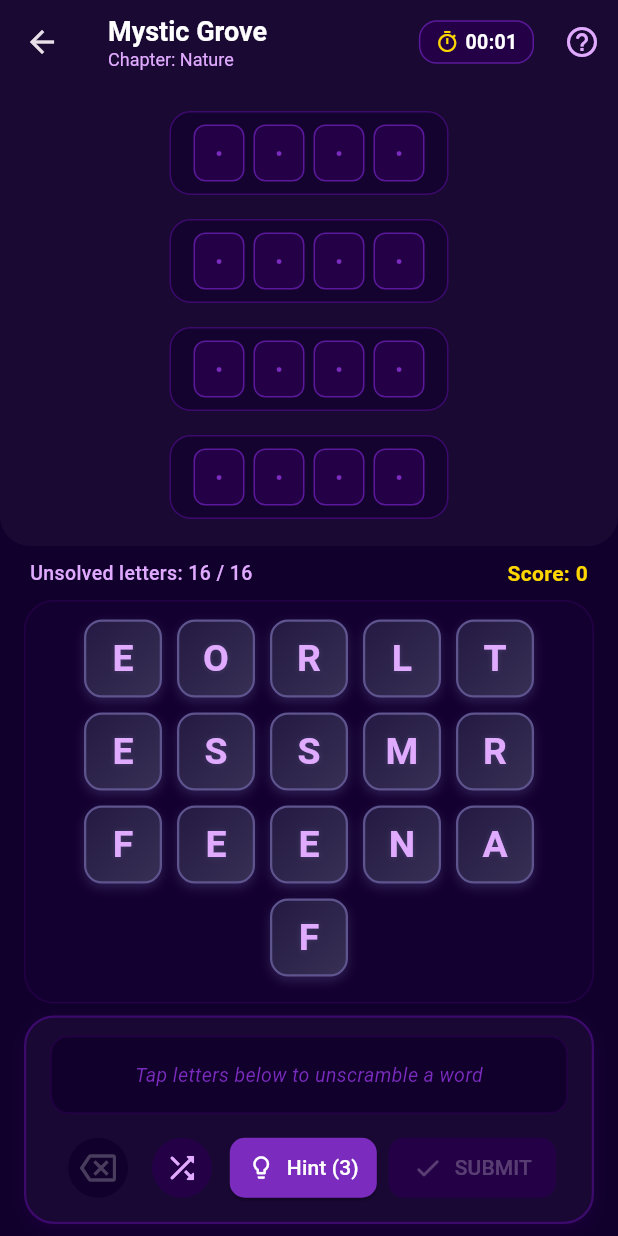
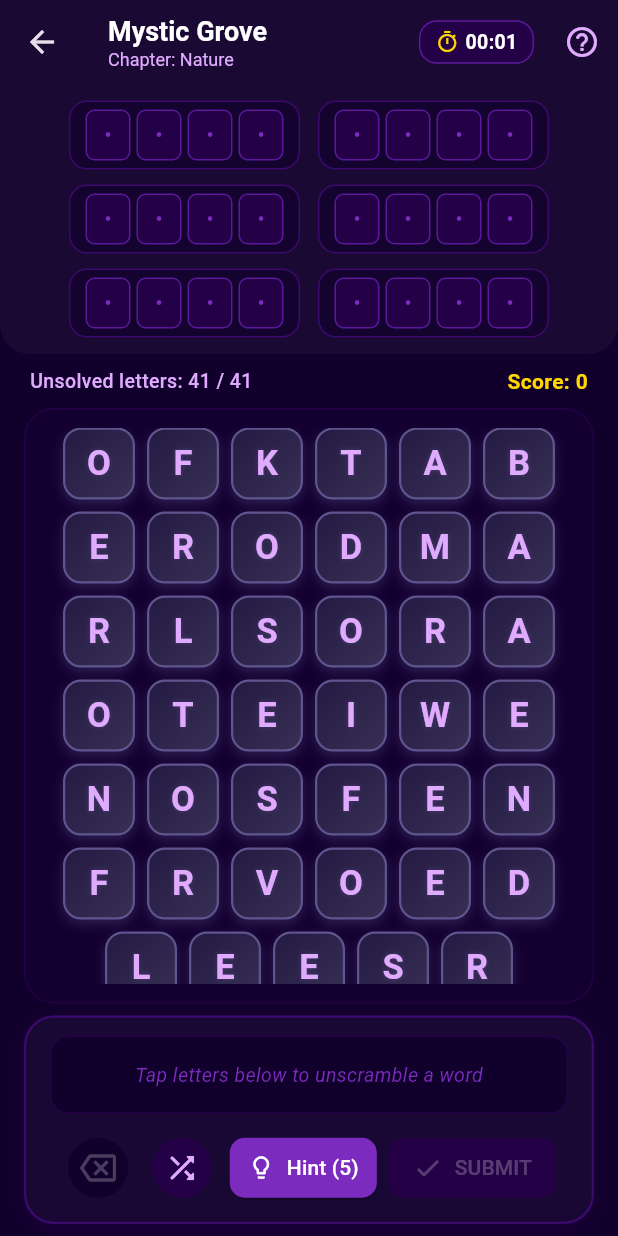
Before and after one commit to drayze/letter_in_the_myst, a Flutter app: the screen it shows after launch, after a tap on an icon or button, on a phone screen of 412 x 824 dp. Run offline on Flutter 3.47's test engine with Material 3 defaults, Android fonts, the phone set to English and light mode, and no system bars.

Commit message:
Set all levels to contain ten hidden words. Added scroll constraints to the secret word panel and altered the padding and margins to better display the word slots on the screen

```diff
--- a/lib/data/levels_data.dart
+++ b/lib/data/levels_data.dart
@@ -6,100 +6,342 @@ class LevelsData {
       id: 1,
       name: 'Mystic Grove',
       category: 'Nature',
-      words: ['LEAF', 'TREE', 'MOSS', 'FERN'],
+      words: [
+        'LEAF',
+        'TREE',
+        'MOSS',
+        'FERN',
+        'BARK',
+        'ROOT',
+        'WOOD',
+        'FLORA',
+        'VINE',
+        'SEED',
+      ],
       description: 'Unscramble the secrets hidden within the enchanted grove.',
     ),
     Level(
       id: 2,
       name: 'Ancient Library',
       category: 'Wisdom',
-      words: ['BOOK', 'RUNE', 'TOME', 'PAGE'],
+      words: [
+        'BOOK',
+        'RUNE',
+        'TOME',
+        'PAGE',
+        'TEXT',
+        'INK',
+        'QUILL',
+        'SCROLL',
+        'SHELF',
+        'READ',
+      ],
       description: 'Dusty scrolls hold forgotten letters waiting to be revealed.',
     ),
     Level(
       id: 3,
       name: 'Celestial Night',
       category: 'Cosmic',
-      words: ['STAR', 'MOON', 'GLOW', 'DUSK'],
+      words: [
+        'STAR',
+        'MOON',
+        'GLOW',
+        'DUSK',
+        'HALO',
+        'DARK',
+        'NIGHT',
+        'BEAM',
+        'SKY',
+        'AURA',
+      ],
       description: 'Look to the night sky to find the glowing starlight words.',
     ),
     Level(
       id: 4,
       name: 'Crystal Cavern',
       category: 'Elements',
-      words: ['GEM', 'RUBY', 'MIST', 'STONE'],
+      words: [
+        'GEM',
+        'RUBY',
+        'MIST',
+        'STONE',
+        'JADE',
+        'ROCK',
+        'CAVE',
+        'SHINE',
+        'GLINT',
+        'ORE',
+      ],
       description: 'Reflective crystals shatter into letters among the shadows.',
     ),
     Level(
       id: 5,
       name: 'Arcane Sanctum',
       category: 'Sorcery',
-      words: ['MAGIC', 'SPELL', 'WAND', 'CHARM'],
+      words: [
+        'MAGIC',
+        'SPELL',
+        'WAND',
+        'CHARM',
+        'RUNE',
+        'HEX',
+        'MANA',
+        'CURSE',
+        'ORB',
+        'RELIC',
+      ],
       description: 'Weave mystical runes into words of pure spellcraft.',
     ),
     Level(
       id: 6,
       name: 'Whispering River',
       category: 'Nature',
-      words: ['WATER', 'RIVER', 'STREAM', 'OCEAN'],
+      words: [
+        'WATER',
+        'RIVER',
+        'STREAM',
+        'OCEAN',
+        'WAVE',
+        'TIDE',
+        'FLOW',
+        'BROOK',
+        'POND',
+        'SURF',
+      ],
       description: 'Flowing waters swirl letters across the mysterious shore.',
     ),
     Level(
       id: 7,
       name: 'Twilight Forest',
       category: 'Nature',
-      words: ['TIMBER', 'FOREST', 'BRANCH', 'WOOD'],
+      words: [
+        'TIMBER',
+        'FOREST',
+        'BRANCH',
+        'WOOD',
+        'GROVE',
+        'PINES',
+        'SHADE',
+        'LEAVES',
+        'FLORA',
+        'TRUNK',
+      ],
       description: 'Deep within the woods, ancient trunks whisper their names.',
     ),
     Level(
       id: 8,
       name: 'Forgotten Vault',
       category: 'Mystery',
-      words: ['CIPHER', 'PUZZLE', 'MYSTERY', 'CRYPT'],
+      words: [
+        'CIPHER',
+        'PUZZLE',
+        'MYSTERY',
+        'CRYPT',
+        'SECRET',
+        'LOCK',
+        'KEY',
+        'VAULT',
+        'CODE',
+        'RUNE',
+      ],
       description: 'Decode the ancient lock where every tile plays its part.',
     ),
     Level(
       id: 9,
       name: 'Alchemy Lab',
       category: 'Science',
-      words: ['ELIXIR', 'POTION', 'BREW', 'FLASK'],
+      words: [
+        'ELIXIR',
+        'POTION',
+        'BREW',
+        'FLASK',
+        'HERB',
+        'ACID',
+        'VIAL',
+        'VAPOR',
+        'MIX',
+        'TOXIN',
+      ],
       description: 'Mix glowing concoctions of scrambled golden runes.',
     ),
     Level(
       id: 10,
       name: 'Cosmic Nebula',
       category: 'Cosmic',
-      words: ['GALAXY', 'COMET', 'NEBULA', 'ORBIT'],
+      words: [
+        'GALAXY',
+        'COMET',
+        'NEBULA',
+        'ORBIT',
+        'SOLAR',
+        'ASTRAL',
+        'SPACE',
+        'NOVA',
+        'PLANET',
+        'VENUS',
+      ],
       description: 'Stardust particles align to form celestial mysteries.',
     ),
     Level(
       id: 11,
       name: 'Shadow Realm',
       category: 'Illusion',
-      words: ['SHADOW', 'SECRET', 'RIDDLE', 'GHOST'],
+      words: [
+        'SHADOW',
+        'SECRET',
+        'RIDDLE',
+        'GHOST',
+        'SHADE',
+        'DARK',
+        'MIRAGE',
+        'PHANTOM',
+        'GLOOM',
+        'MASK',
+      ],
       description: 'Darkness parts when you reveal the true words of the mist.',
     ),
     Level(
       id: 12,
       name: 'Grand Sanctuary',
       category: 'Mastery',
-      words: ['PHANTOM', 'ENIGMA', 'WHISPER', 'TEMPLE'],
+      words: [
+        'PHANTOM',
+        'ENIGMA',
+        'WHISPER',
+        'TEMPLE',
+        'MYSTIC',
+        'SHRINE',
+        'LEGEND',
+        'MASTER',
+        'ARCANE',
+        'SPIRIT',
+      ],
       description: 'The ultimate test of letters in the myst.',
     ),
   ];
 
   /// Word bank for random puzzle generation
   static const List<List<String>> randomWordGroups = [
-    ['FIRE', 'SPARK', 'FLAME', 'HEAT'],
-    ['SNOW', 'FROST', 'ICE', 'CHILL'],
-    ['BREEZE', 'WIND', 'STORM', 'GALE'],
-    ['GOLD', 'SILVER', 'BRONZE', 'COIN'],
-    ['DRAGON', 'BEAST', 'HYDRA', 'WYRM'],
-    ['SHIELD', 'SWORD', 'ARMOR', 'HELM'],
-    ['SOLAR', 'LUNAR', 'ASTRAL', 'STARRY'],
-    ['DREAM', 'VISION', 'SLUMBER', 'REST'],
-    ['LIGHT', 'SHINE', 'BEAM', 'RAY'],
-    ['CROWN', 'KING', 'QUEEN', 'ROYAL'],
+    [
+      'FIRE',
+      'SPARK',
+      'FLAME',
+      'HEAT',
+      'BURN',
+      'EMBER',
+      'ASH',
+      'BLAZE',
+      'SMOKE',
+      'GLOW',
+    ],
+    [
+      'SNOW',
+      'FROST',
+      'ICE',
+      'CHILL',
+      'HAIL',
+      'COLD',
+      'DRIFT',
+      'FREEZE',
+      'BLIZ',
+      'FLAKE',
+    ],
+    [
+      'BREEZE',
+      'WIND',
+      'STORM',
+      'GALE',
+      'GUST',
+      'BLAST',
+      'AIR',
+      'DRAFT',
+      'CLOUD',
+      'RAIN',
+    ],
+    [
+      'GOLD',
+      'SILVER',
+      'BRONZE',
+      'COIN',
+      'JEWEL',
+      'CHEST',
+      'CROWN',
+      'PEARL',
+      'RING',
+      'REWARD',
+    ],
+    [
+      'DRAGON',
+      'BEAST',
+      'HYDRA',
+      'WYRM',
+      'GRIFFIN',
+      'TITAN',
+      'GIANT',
+      'DRAKE',
+      'VIPER',
+      'FAUN',
+    ],
+    [
+      'SHIELD',
+      'SWORD',
+      'ARMOR',
+      'HELM',
+      'BLADE',
+      'SPEAR',
+      'KNIGHT',
+      'GUARD',
+      'MACE',
+      'STEEL',
+    ],
+    [
+      'SOLAR',
+      'LUNAR',
+      'ASTRAL',
+      'STARRY',
+      'ZENITH',
+      'COSMO',
+      'ECLIPSE',
+      'METEOR',
+      'PULSAR',
+      'CRATER',
+    ],
+    [
+      'DREAM',
+      'VISION',
+      'SLUMBER',
+      'REST',
+      'TRANCE',
+      'FANTASY',
+      'SLEEP',
+      'WISH',
+      'SIGHT',
+      'MIND',
+    ],
+    [
+      'LIGHT',
+      'SHINE',
+      'BEAM',
+      'RAY',
+      'SPARK',
+      'FLASH',
+      'GLINT',
+      'FLARE',
+      'GLOW',
+      'AURA',
+    ],
+    [
+      'CROWN',
+      'KING',
+      'QUEEN',
+      'ROYAL',
+      'PALACE',
+      'THRONE',
+      'REALM',
+      'PRINCE',
+      'BARON',
+      'DUKE',
+    ],
   ];
 
   static Level getRandomLevel(int id) {
--- a/lib/screens/game_screen.dart
+++ b/lib/screens/game_screen.dart
@@ -27,7 +27,7 @@ class _GameScreenState extends State<GameScreen> {
   final List<LetterTile> _selectedTiles = [];
   final Map<int, Set<int>> _revealedIndices = {};
 
-  int _hintsRemaining = 3;
+  int _hintsRemaining = 5;
   int _score = 0;
   int _timeInSeconds = 0;
   Timer? _timer;
@@ -52,7 +52,7 @@ class _GameScreenState extends State<GameScreen> {
     _isLevelCompleted = false;
     _timeInSeconds = 0;
     _score = 0;
-    _hintsRemaining = 3;
+    _hintsRemaining = 5;
     _feedbackMessage = null;
     _selectedTiles.clear();
     _revealedIndices.clear();
@@ -367,8 +367,9 @@ class _GameScreenState extends State<GameScreen> {
             // Secret Words Display Panel
             Container(
               width: double.infinity,
+              constraints: const BoxConstraints(maxHeight: 180),
               padding:
-                  const EdgeInsets.symmetric(vertical: 12.0, horizontal: 8.0),
+                  const EdgeInsets.symmetric(vertical: 8.0, horizontal: 8.0),
               decoration: const BoxDecoration(
                 color: AppColors.bgSurface,
                 borderRadius: BorderRadius.only(
@@ -377,6 +378,7 @@ class _GameScreenState extends State<GameScreen> {
                 ),
               ),
               child: SingleChildScrollView(
+                physics: const BouncingScrollPhysics(),
                 child: Wrap(
                   alignment: WrapAlignment.center,
                   spacing: 4.0,
@@ -436,12 +438,12 @@ class _GameScreenState extends State<GameScreen> {
                   child: Center(
                     child: Wrap(
                       alignment: WrapAlignment.center,
-                      spacing: 10.0,
-                      runSpacing: 10.0,
+                      spacing: 8.0,
+                      runSpacing: 8.0,
                       children: _scrambleTiles.map((tile) {
                         return LetterTileWidget(
                           tile: tile,
-                          size: 52.0,
+                          size: 48.0,
                           onTap: () => _onTileTap(tile),
                         );
                       }).toList(),
--- a/lib/widgets/word_slot_widget.dart
+++ b/lib/widgets/word_slot_widget.dart
@@ -18,13 +18,13 @@ class WordSlotWidget extends StatelessWidget {
 
     return AnimatedContainer(
       duration: const Duration(milliseconds: 350),
-      margin: const EdgeInsets.symmetric(vertical: 6.0, horizontal: 8.0),
-      padding: const EdgeInsets.symmetric(vertical: 8.0, horizontal: 12.0),
+      margin: const EdgeInsets.symmetric(vertical: 3.0, horizontal: 4.0),
+      padding: const EdgeInsets.symmetric(vertical: 5.0, horizontal: 8.0),
       decoration: BoxDecoration(
         color: isSolved
             ? AppColors.successBg.withAlpha(200)
             : AppColors.bgDeep.withAlpha(160),
-        borderRadius: BorderRadius.circular(14),
+        borderRadius: BorderRadius.circular(12),
         border: Border.all(
           color: isSolved ? AppColors.successBorder : AppColors.purpleDark,
           width: isSolved ? 2.0 : 1.0,
@@ -33,7 +33,7 @@ class WordSlotWidget extends StatelessWidget {
           if (isSolved)
             BoxShadow(
               color: AppColors.successBorder.withAlpha(100),
-              blurRadius: 10,
+              blurRadius: 8,
               spreadRadius: 1,
             ),
         ],
@@ -67,12 +67,12 @@ class WordSlotWidget extends StatelessWidget {
             }
 
             return Container(
-              margin: const EdgeInsets.symmetric(horizontal: 3.0),
-              width: 34,
-              height: 38,
+              margin: const EdgeInsets.symmetric(horizontal: 2.0),
+              width: 30,
+              height: 34,
               decoration: BoxDecoration(
                 color: boxBgColor,
-                borderRadius: BorderRadius.circular(8),
+                borderRadius: BorderRadius.circular(6),
                 border: Border.all(color: boxBorderColor),
               ),
               child: Center(
@@ -80,7 +80,7 @@ class WordSlotWidget extends StatelessWidget {
                   displayChar,
                   style: TextStyle(
                     color: charColor,
-                    fontSize: isSolved || isRevealedByHint ? 18 : 14,
+                    fontSize: isSolved || isRevealedByHint ? 16 : 13,
                     fontWeight: FontWeight.bold,
                   ),
                 ),
@@ -88,11 +88,11 @@ class WordSlotWidget extends StatelessWidget {
             );
           }),
           if (isSolved) ...[
-            const SizedBox(width: 8),
+            const SizedBox(width: 6),
             const Icon(
               Icons.check_circle_rounded,
               color: AppColors.emerald,
-              size: 20,
+              size: 18,
             ),
           ],
         ],
```
Also changed, not shown: 1 other file.
